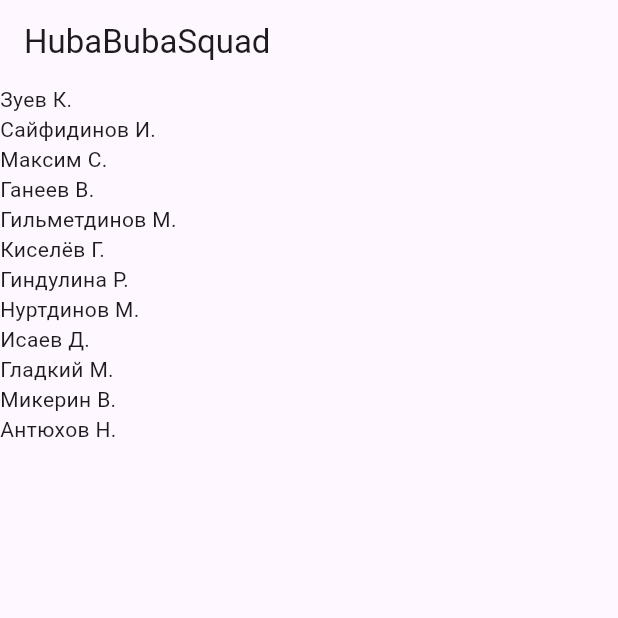
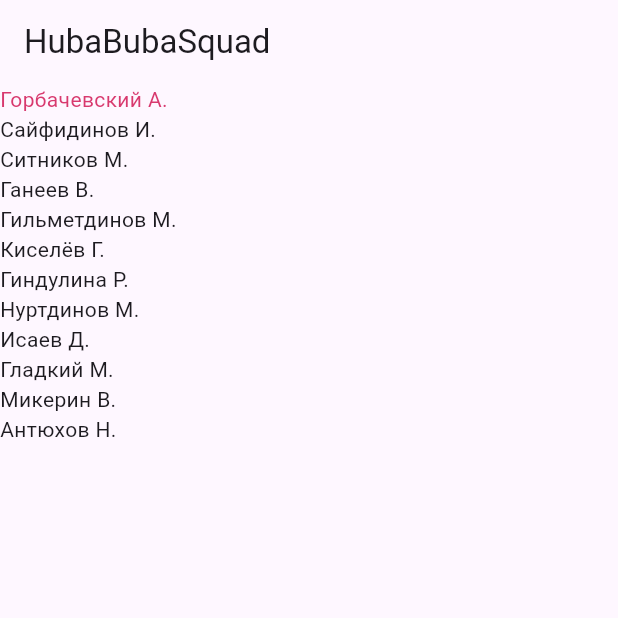
Before and after one commit to Frap777/--lesson_lab_2, a Flutter app: the screen it shows after launch, on a phone screen of 412 x 824 dp, the top half of it. Run offline on Flutter 3.47's test engine with Material 3 defaults, Android fonts, the phone set to English and light mode, and no system bars.

Commit message:
main.dart

```diff
--- a/lib/main.dart
+++ b/lib/main.dart
@@ -15,9 +15,9 @@ class UsersList extends StatefulWidget {
 
 class _UsersListState extends State<UsersList> {
   final List<String> users = [
-    "Зуев К.",
+    "Горбачевский А.",
     "Сайфидинов И.",
-    "Максим С.",
+    "Ситников М.",
     "Ганеев В.",
     "Гильметдинов М.",
     "Киселёв Г.",
@@ -28,7 +28,7 @@ class _UsersListState extends State<UsersList> {
     "Микерин В.",
     "Антюхов Н."
   ];
-  final List<String> authors = ["Горбачевский А.И"];
+  final List<String> authors = ["Горбачевский А."];
   @override
   Widget build(BuildContext context) {
     return ListView.builder(
```
